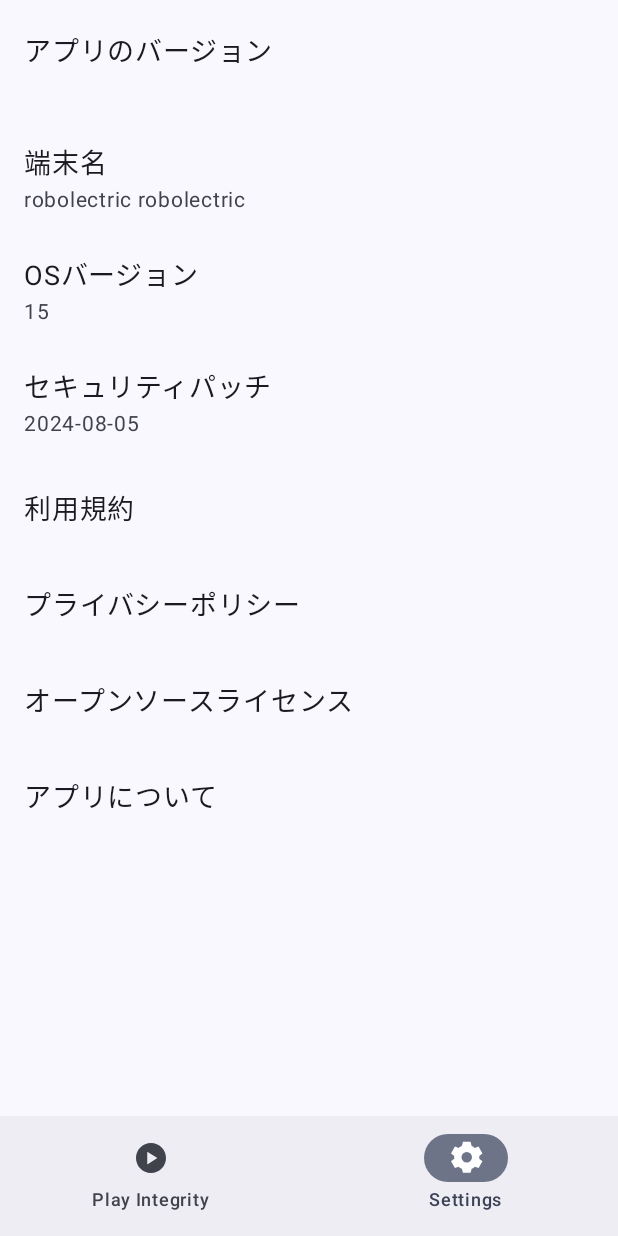
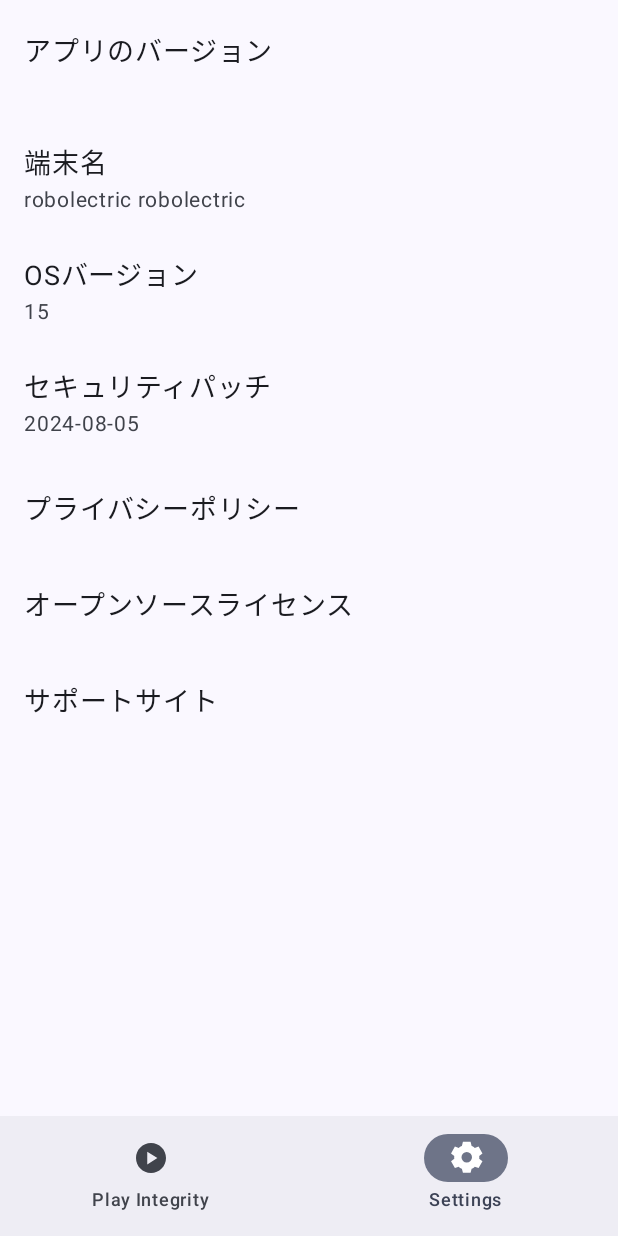
Before and after one commit to keiji/android-device-integrity, an Android app built with Jetpack Compose: the SettingsScreen screen opened through its navigation route, on a phone screen of 412 x 824 dp. Run offline under Robolectric (Android 15) with nearby library versions, the phone set to English and light mode, and no system bars; our stand-ins replace Dagger/Hilt's generated code, Timber.

Commit message:
Refactor: Update Settings screen
- Remove 'Terms of Service' menu item.
- Rename 'About App' menu item to 'Support Site'.
- Update corresponding ViewModel and Activity code.

```diff
--- a/android/ui/main/src/main/java/dev/keiji/deviceintegrity/ui/main/MainActivity.kt
+++ b/android/ui/main/src/main/java/dev/keiji/deviceintegrity/ui/main/MainActivity.kt
@@ -177,8 +177,7 @@ fun DeviceIntegrityApp(
                             context.startActivity(licenseNavigator.newIntent(context))
                         },
                         onNavigateToApiSettings = { apiSettingsLauncher.launch(Unit) },
-                        onNavigateToDeveloperInfo = { viewModel.openAboutAppUrl() },
-                        onNavigateToTermsOfService = { viewModel.openTermsOfServiceUrl() },
+                        onNavigateToDeveloperInfo = { viewModel.openSupportSiteUrl() },
                         onNavigateToPrivacyPolicy = { viewModel.openPrivacyPolicyUrl() }
                     )
                 }
--- a/android/ui/main/src/main/java/dev/keiji/deviceintegrity/ui/main/settings/SettingsScreen.kt
+++ b/android/ui/main/src/main/java/dev/keiji/deviceintegrity/ui/main/settings/SettingsScreen.kt
@@ -60,10 +60,6 @@ fun SettingsScreen(
             subtitle = uiState.securityPatchLevel,
         )
         SettingsMenuItem(
-            title = "利用規約",
-            onClick = onNavigateToTermsOfService
-        )
-        SettingsMenuItem(
             title = "プライバシーポリシー",
             onClick = onNavigateToPrivacyPolicy
         )
@@ -72,7 +68,7 @@ fun SettingsScreen(
             onClick = onNavigateToOssLicenses
         )
         SettingsMenuItem(
-            title = "アプリについて",
+            title = "サポートサイト",
             onClick = onNavigateToDeveloperInfo
         )
     }
--- a/android/ui/main/src/main/java/dev/keiji/deviceintegrity/ui/main/settings/SettingsViewModel.kt
+++ b/android/ui/main/src/main/java/dev/keiji/deviceintegrity/ui/main/settings/SettingsViewModel.kt
@@ -51,7 +51,7 @@ class SettingsViewModel @Inject constructor(
         }
     }
 
-    fun openAboutAppUrl() {
+    fun openSupportSiteUrl() {
         viewModelScope.launch {
             _eventChannel.send(SettingsUiEvent.OpenUrl(urlProvider.aboutAppUrl))
         }
```
